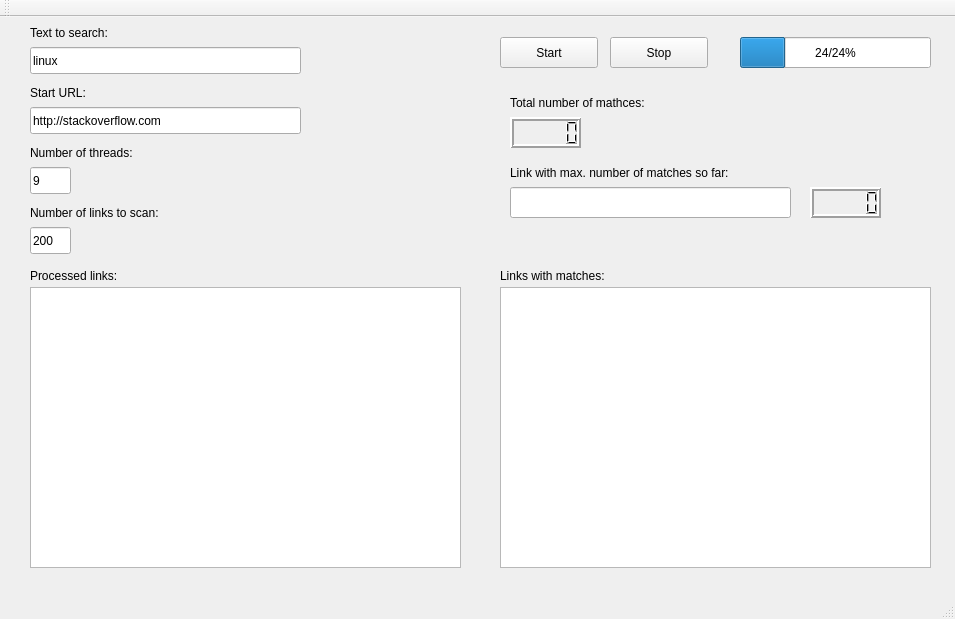
First picture: the form in mainwindow.ui, repository aot9/WebParser, before the edit.
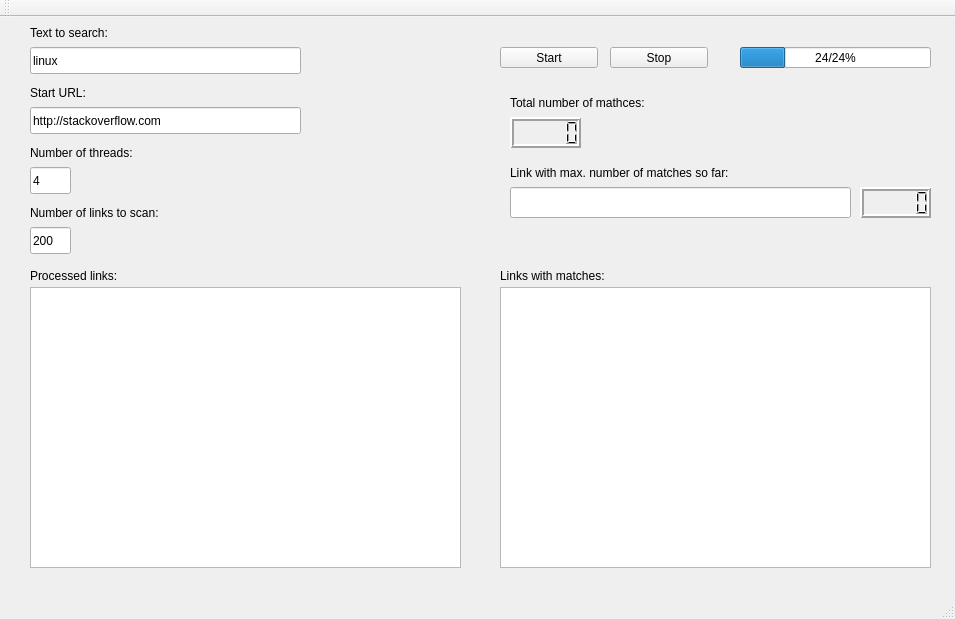
Second picture: the form after the edit.

The edit to the form file:
```diff
--- a/mainwindow.ui
+++ b/mainwindow.ui
@@ -18,9 +18,9 @@
     <property name="geometry">
      <rect>
       <x>500</x>
-      <y>20</y>
+      <y>30</y>
       <width>98</width>
-      <height>31</height>
+      <height>21</height>
      </rect>
     </property>
     <property name="text">
@@ -89,7 +89,7 @@
      </rect>
     </property>
     <property name="text">
-     <string>9</string>
+     <string>4</string>
     </property>
    </widget>
    <widget class="QLineEdit" name="numLinks">
@@ -161,9 +161,9 @@
     <property name="geometry">
      <rect>
       <x>610</x>
-      <y>20</y>
+      <y>30</y>
       <width>98</width>
-      <height>31</height>
+      <height>21</height>
      </rect>
     </property>
     <property name="text">
@@ -217,7 +217,7 @@
      <rect>
       <x>510</x>
       <y>170</y>
-      <width>281</width>
+      <width>341</width>
       <height>31</height>
      </rect>
     </property>
@@ -225,7 +225,7 @@
    <widget class="QLCDNumber" name="lcdNumber_2">
     <property name="geometry">
      <rect>
-      <x>810</x>
+      <x>860</x>
       <y>170</y>
       <width>71</width>
       <height>31</height>
@@ -262,9 +262,9 @@
     <property name="geometry">
      <rect>
       <x>740</x>
-      <y>20</y>
+      <y>30</y>
       <width>191</width>
-      <height>31</height>
+      <height>21</height>
      </rect>
     </property>
     <property name="value">
```
